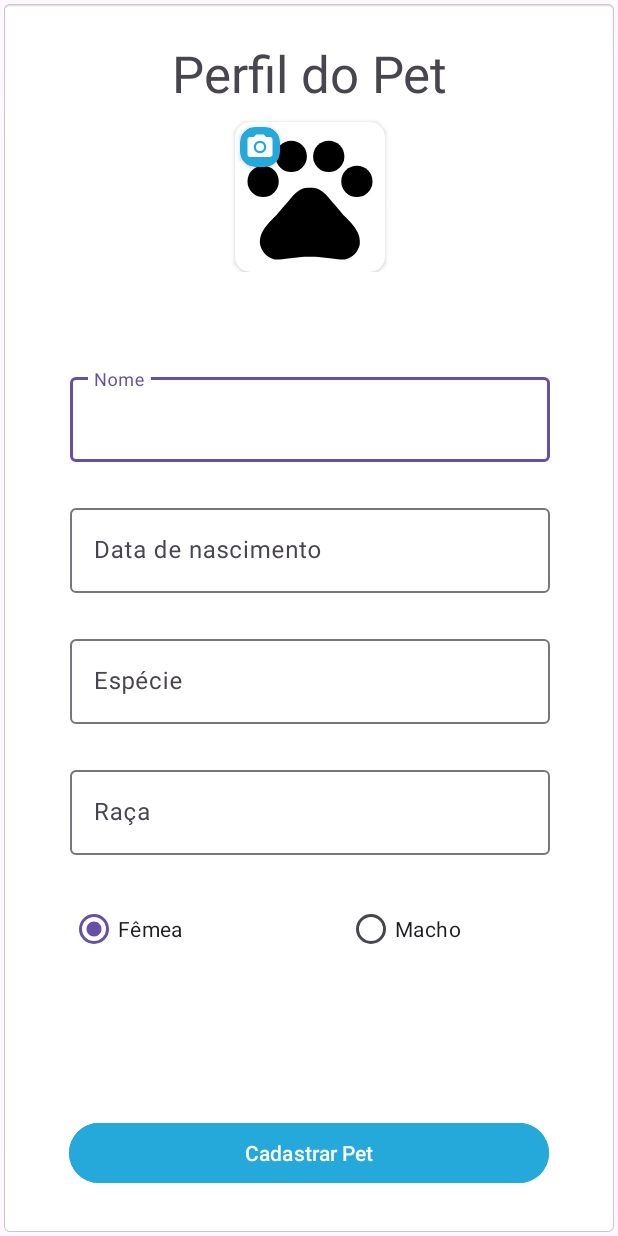
After one commit to guifrancisco/topets, an Android app: the EditPet screen opened directly, with no data from a screen before it, on a phone screen of 412 x 824 dp. The commit adds this screen. Run offline under Robolectric (Android 15) with nearby library versions, the phone set to English and light mode, and no system bars.

Commit message:
Adicionado tela de edição do pet

```diff
--- a/app/src/main/AndroidManifest.xml
+++ b/app/src/main/AndroidManifest.xml
@@ -12,6 +12,9 @@
         android:supportsRtl="true"
         android:theme="@style/Theme.TOPETS"
         tools:targetApi="31">
+        <activity
+            android:name=".EditPet"
+            android:exported="false" />
         <activity
             android:name=".PetsMenu"
             android:exported="false" />
--- /dev/null
+++ b/app/src/main/java/com/example/topets/EditPet.java
@@ -0,0 +1,14 @@
+package com.example.topets;
+
+import androidx.appcompat.app.AppCompatActivity;
+
+import android.os.Bundle;
+
+public class EditPet extends AppCompatActivity {
+
+    @Override
+    protected void onCreate(Bundle savedInstanceState) {
+        super.onCreate(savedInstanceState);
+        setContentView(R.layout.activity_edit_pet);
+    }
+}
--- /dev/null
+++ b/app/src/main/res/drawable/baseline_photo_camera_24.xml
@@ -0,0 +1,7 @@
+<vector android:height="10dp" android:tint="#000000"
+    android:viewportHeight="24" android:viewportWidth="24"
+    android:width="10dp" xmlns:android="http://schemas.android.com/apk/res/android">
+
+    <path android:fillColor="@android:color/white" android:pathData="M12,12m-3.2,0a3.2,3.2 0,1 1,6.4 0a3.2,3.2 0,1 1,-6.4 0"/>
+    <path android:fillColor="@android:color/white" android:pathData="M9,2L7.17,4L4,4c-1.1,0 -2,0.9 -2,2v12c0,1.1 0.9,2 2,2h16c1.1,0 2,-0.9 2,-2L22,6c0,-1.1 -0.9,-2 -2,-2h-3.17L15,2L9,2zM12,17c-2.76,0 -5,-2.24 -5,-5s2.24,-5 5,-5 5,2.24 5,5 -2.24,5 -5,5z"/>
+</vector>
--- /dev/null
+++ b/app/src/main/res/layout/activity_edit_pet.xml
@@ -0,0 +1,197 @@
+<?xml version="1.0" encoding="utf-8"?>
+<androidx.constraintlayout.widget.ConstraintLayout xmlns:android="http://schemas.android.com/apk/res/android"
+    xmlns:app="http://schemas.android.com/apk/res-auto"
+    xmlns:tools="http://schemas.android.com/tools"
+    android:layout_width="match_parent"
+    android:layout_height="match_parent"
+    android:background="@android:drawable/editbox_background"
+    tools:context=".AddPetActivity">
+
+    <LinearLayout
+        android:id="@+id/linearLayoutEditPetTitle"
+        android:layout_width="wrap_content"
+        android:layout_height="wrap_content"
+        android:layout_marginStart="1dp"
+        android:layout_marginTop="20dp"
+        android:gravity="center"
+        android:orientation="vertical"
+        app:layout_constraintEnd_toEndOf="parent"
+        app:layout_constraintHorizontal_bias="0.5"
+        app:layout_constraintStart_toStartOf="parent"
+        app:layout_constraintTop_toTopOf="parent">
+
+        <TextView
+            android:id="@+id/text_view_edit_pet_title"
+            android:layout_width="wrap_content"
+            android:layout_height="wrap_content"
+            android:text="@string/edit_pet_title"
+            android:textSize="34sp" />
+
+        <androidx.cardview.widget.CardView
+            android:layout_width="wrap_content"
+            android:layout_height="wrap_content"
+            app:cardCornerRadius="10dp"
+            app:layout_constraintTop_toBottomOf="@+id/linearLayoutEditPetTitle"
+            app:layout_constraintStart_toStartOf="parent"
+            android:layout_marginTop="10dp"
+
+            >
+
+            <ImageView
+                android:id="@+id/petImage"
+                android:layout_width="100dp"
+                android:layout_height="100dp"
+                android:src="@drawable/baseline_pets_24"
+
+                tools:srcCompat="@tools:sample/avatars" />
+
+        <androidx.cardview.widget.CardView
+            android:layout_width="wrap_content"
+            android:layout_height="wrap_content"
+            app:cardCornerRadius="10dp"
+            app:layout_constraintTop_toBottomOf="@+id/linearLayoutEditPetTitle"
+            app:layout_constraintStart_toStartOf="parent"
+            android:layout_margin="3dp"
+            android:backgroundTint="@color/azul_bg"
+
+            >
+            <ImageView
+                android:id="@+id/editPetImage"
+                android:layout_width="20dp"
+                android:layout_height="20dp"
+                android:src="@drawable/baseline_photo_camera_24"
+                tools:srcCompat="@drawable/baseline_photo_camera_24"
+                android:layout_margin="3dp"
+                app:tint="@color/white"
+                />
+        </androidx.cardview.widget.CardView>
+
+
+
+        </androidx.cardview.widget.CardView>
+
+
+    </LinearLayout>
+
+
+
+
+    <LinearLayout
+        android:id="@+id/linearLayoutAddPetValues"
+        android:layout_width="320dp"
+        android:layout_height="wrap_content"
+        android:layout_marginStart="1dp"
+        android:layout_marginTop="40dp"
+        android:orientation="vertical"
+        app:layout_constraintBottom_toBottomOf="parent"
+        app:layout_constraintEnd_toEndOf="parent"
+        app:layout_constraintHorizontal_bias="0.5"
+        app:layout_constraintStart_toStartOf="parent"
+        app:layout_constraintTop_toTopOf="parent"
+        app:layout_constraintVertical_bias="0.5">
+
+        <com.google.android.material.textfield.TextInputLayout
+            android:id="@+id/textInputLayoutAddPetName"
+            android:layout_width="match_parent"
+            android:layout_height="wrap_content"
+            android:layout_marginTop="25dp"
+            android:hint="@string/pet_name_label">
+
+            <com.google.android.material.textfield.TextInputEditText
+                android:id="@+id/textInputEditTextAddPetName"
+                android:layout_width="match_parent"
+                android:layout_height="wrap_content"
+                android:layout_marginTop="25dp"
+                android:singleLine="true" />
+        </com.google.android.material.textfield.TextInputLayout>
+
+        <com.google.android.material.textfield.TextInputLayout
+            android:id="@+id/textInputLayoutAddPetData"
+            android:layout_width="match_parent"
+            android:layout_height="wrap_content"
+            android:layout_marginTop="25dp"
+            android:hint="@string/birth_date">
+
+            <com.google.android.material.textfield.TextInputEditText
+                android:id="@+id/inputAddPetData"
+                android:layout_width="match_parent"
+                android:layout_height="wrap_content"
+                android:layout_marginTop="25dp"
+                android:focusable="false" />
+
+        </com.google.android.material.textfield.TextInputLayout>
+
+        <com.google.android.material.textfield.TextInputLayout
+            android:id="@+id/textInputLayoutAddPetSpecies"
+            android:layout_width="match_parent"
+            android:layout_height="wrap_content"
+            android:layout_marginTop="25dp"
+            android:hint="@string/pet_species">
+
+
+            <com.google.android.material.textfield.TextInputEditText
+                android:layout_width="match_parent"
+                android:layout_height="wrap_content"
+                android:layout_marginTop="25dp"
+                android:singleLine="true" />
+        </com.google.android.material.textfield.TextInputLayout>
+
+        <com.google.android.material.textfield.TextInputLayout
+            android:id="@+id/textInputLayoutAddPetRace"
+            android:layout_width="match_parent"
+            android:layout_height="wrap_content"
+            android:layout_marginTop="25dp"
+            android:hint="@string/pet_race">
+
+            <com.google.android.material.textfield.TextInputEditText
+                android:layout_width="match_parent"
+                android:layout_height="wrap_content"
+                android:singleLine="true" />
+        </com.google.android.material.textfield.TextInputLayout>
+
+
+
+
+        <RadioGroup
+            android:id="@+id/petGenderRadioGroup"
+            android:layout_width="match_parent"
+            android:layout_height="wrap_content"
+            android:layout_marginTop="25dp"
+            android:orientation="horizontal">
+
+
+
+            <RadioButton
+                android:id="@+id/petGenderFemale"
+                android:layout_width="wrap_content"
+                android:layout_height="wrap_content"
+                android:layout_marginEnd="50sp"
+                android:checked="true"
+                android:text="@string/female"
+                android:layout_weight="1"
+                />
+
+            <RadioButton
+                android:id="@+id/petGenderMale"
+                android:layout_width="wrap_content"
+                android:layout_height="wrap_content"
+                android:text="@string/male"
+                android:layout_weight="1"
+                />
+        </RadioGroup>
+
+
+    </LinearLayout>
+
+    <Button
+        android:id="@+id/button"
+        android:layout_width="320dp"
+        android:layout_height="wrap_content"
+        android:layout_marginBottom="25dp"
+        android:backgroundTint="#24A9DA"
+        android:text="@string/add_pet"
+        app:layout_constraintBottom_toBottomOf="parent"
+        app:layout_constraintEnd_toEndOf="parent"
+        app:layout_constraintHorizontal_bias="0.5"
+        app:layout_constraintStart_toStartOf="parent" />
+</androidx.constraintlayout.widget.ConstraintLayout>
--- a/app/src/main/res/values/strings.xml
+++ b/app/src/main/res/values/strings.xml
@@ -22,4 +22,7 @@
 
     <string name="welcome_home">Bem -vindo(a) ao Topets</string>
     <string name="subtitle_home">Programe consultas veterinárias, lembretes de medicamentos, histórico de atividades e muito mais!</string>
+
+    <string name="edit_pet_title">Perfil do Pet</string>
+    <string name="add_pet_picture">Adicionar foto do pet</string>
 </resources>
```
